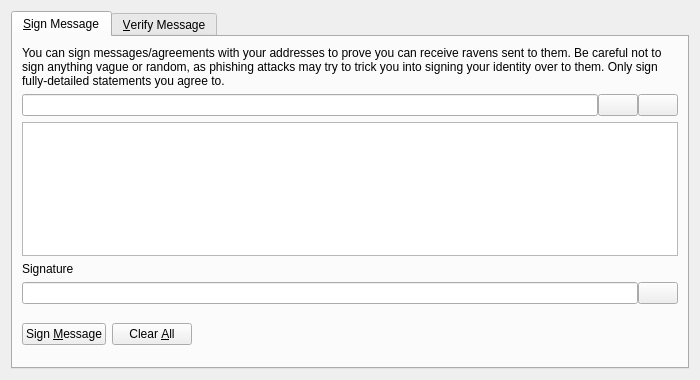
This is src/qt/forms/signverifymessagedialog.ui in thehomosapien/AMLBitcoin as Qt 5 draws it before an edit. The edited form follows.
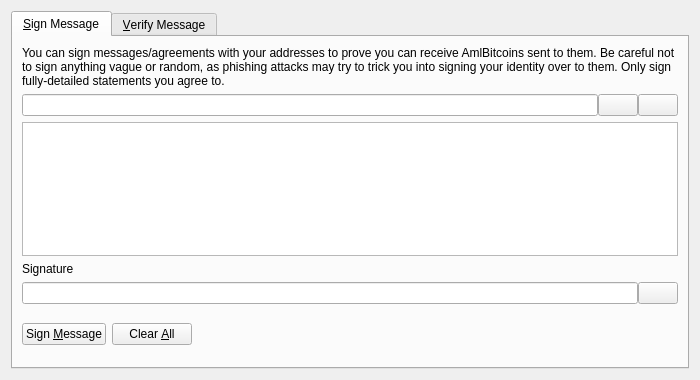
This is the edited form. Icons and pictures are not drawn. Custom widgets are drawn as their Qt base class.

What changed in the file:
```diff
--- a/src/qt/forms/signverifymessagedialog.ui
+++ b/src/qt/forms/signverifymessagedialog.ui
@@ -30,7 +30,7 @@
        <item>
         <widget class="QLabel" name="infoLabel_SM">
          <property name="text">
-          <string>You can sign messages/agreements with your addresses to prove you can receive ravens sent to them. Be careful not to sign anything vague or random, as phishing attacks may try to trick you into signing your identity over to them. Only sign fully-detailed statements you agree to.</string>
+          <string>You can sign messages/agreements with your addresses to prove you can receive AmlBitcoins sent to them. Be careful not to sign anything vague or random, as phishing attacks may try to trick you into signing your identity over to them. Only sign fully-detailed statements you agree to.</string>
          </property>
          <property name="textFormat">
           <enum>Qt::PlainText</enum>
```
Left out of the diff: 26 changed lines with no effect on the pictures.
